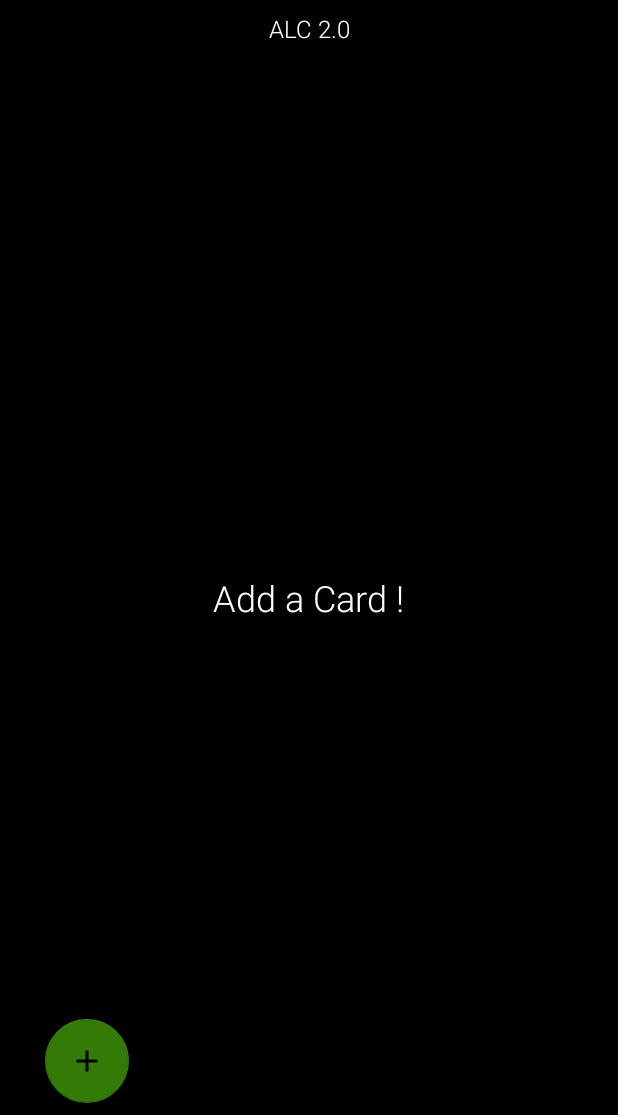
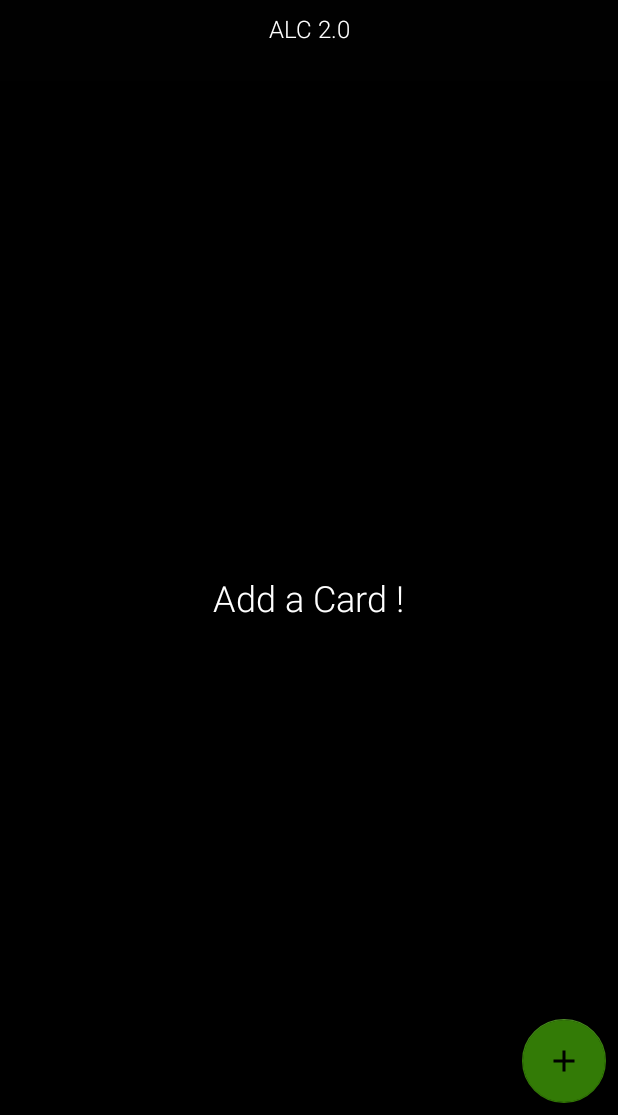
Before and after one commit to mrkeyiano/KryptoConverterALC, an Android app: the screen it shows after launch (MainActivity), on a phone screen of 412 x 824 dp, the part 121-1236 px from its top. Run offline under Robolectric (Android 15) with nearby library versions, the phone set to English and light mode, and no system bars; 10 statements that could not run were skipped.

Commit message:
Fix Bugs

```diff
--- a/app/src/main/res/layout/activity_main.xml
+++ b/app/src/main/res/layout/activity_main.xml
@@ -91,24 +91,7 @@
     <android.support.design.widget.CoordinatorLayout
         android:layout_width="match_parent"
         android:layout_height="match_parent"
-        android:layout_alignParentEnd="true"
-        android:layout_alignParentRight="true"
-        android:layout_alignParentTop="true"
-        android:layout_marginEnd="318dp"
-        android:layout_marginRight="318dp">
-
-        <android.support.design.widget.FloatingActionButton
-            android:id="@+id/fab3"
-            android:layout_width="wrap_content"
-            android:layout_height="wrap_content"
-            android:layout_gravity="bottom|end"
-            android:layout_marginBottom="70dp"
-            android:layout_marginRight="8dp"
-            android:src="@drawable/delete_icon"
-            android:visibility="invisible"
-            app:backgroundTint="@android:color/holo_red_dark"
-            app:elevation="6dp"
-            app:pressedTranslationZ="12dp" />
+        android:layout_alignParentTop="true">
 
         <android.support.design.widget.FloatingActionButton
             android:id="@+id/fab2"
@@ -137,8 +120,21 @@
             app:pressedTranslationZ="12dp" />
 
         <android.support.design.widget.FloatingActionButton
+            android:id="@+id/fab3"
+            android:layout_width="wrap_content"
+            android:layout_height="wrap_content"
+            android:layout_gravity="bottom|end"
+            android:layout_marginBottom="70dp"
+            android:layout_marginRight="8dp"
+            android:src="@drawable/delete_icon"
+            android:visibility="invisible"
+            app:backgroundTint="@android:color/holo_red_dark"
+            app:elevation="6dp"
+            app:pressedTranslationZ="12dp" />
+
+        <android.support.design.widget.FloatingActionButton
             android:id="@+id/fab"
-            android:layout_width="303dp"
+            android:layout_width="157dp"
             android:layout_height="wrap_content"
             android:layout_gravity="bottom|end"
             android:layout_margin="8dp"
```
Also changed, not shown: 14 other files.
